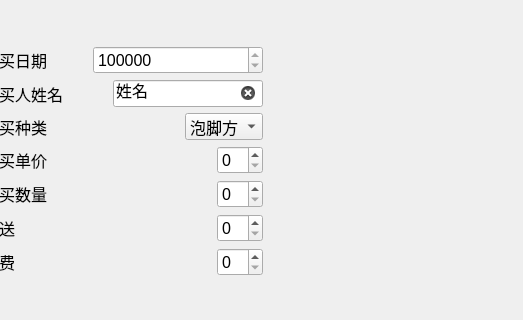
The window that hfx.ui (DongzhenHuangfu/My-Manage-App) describes before a commit, drawn with Qt 5; both pictures show x 277 to 800 and y 84 to 404 of the 800 by 600 pixel window.
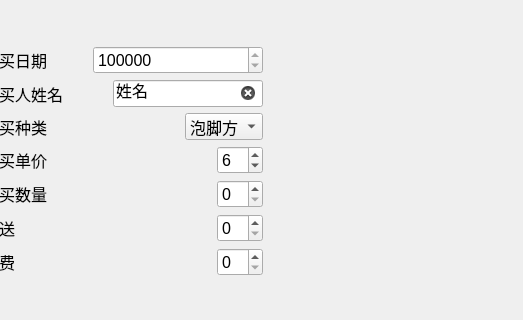
The same window after the commit.

The edit to the form file:
```diff
--- a/hfx.ui
+++ b/hfx.ui
@@ -273,6 +273,9 @@
             <pointsize>12</pointsize>
            </font>
           </property>
+          <property name="value">
+           <number>6</number>
+          </property>
          </widget>
         </item>
        </layout>
```
